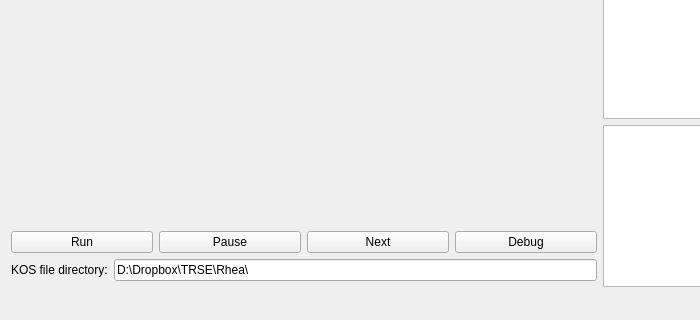
First picture: the form in OK64/mainwindow.ui, repository leuat/OK64, before the edit; both pictures show x 0 to 700 and y 396 to 716 of the 1200 by 716 pixel window.
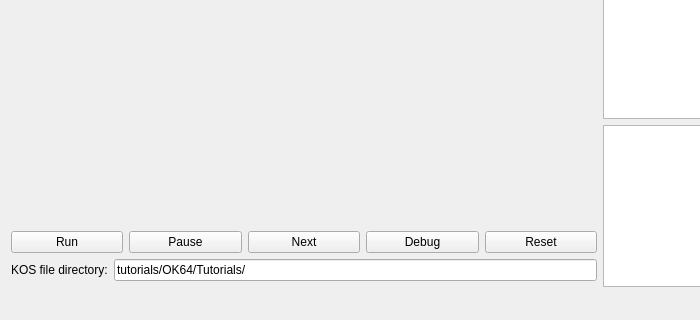
Second picture: the form after the edit.

```diff
--- a/OK64/mainwindow.ui
+++ b/OK64/mainwindow.ui
@@ -67,6 +67,13 @@
               </property>
              </widget>
             </item>
+            <item>
+             <widget class="QPushButton" name="pushButton_3">
+              <property name="text">
+               <string>Reset</string>
+              </property>
+             </widget>
+            </item>
            </layout>
           </item>
           <item>
@@ -81,7 +88,7 @@
             <item>
              <widget class="QLineEdit" name="leDIr">
               <property name="text">
-               <string>D:\Dropbox\TRSE\Rhea\</string>
+               <string>tutorials/OK64/Tutorials/</string>
               </property>
              </widget>
             </item>
```
Left out of the diff: 2 changed lines with no effect on the pictures.
